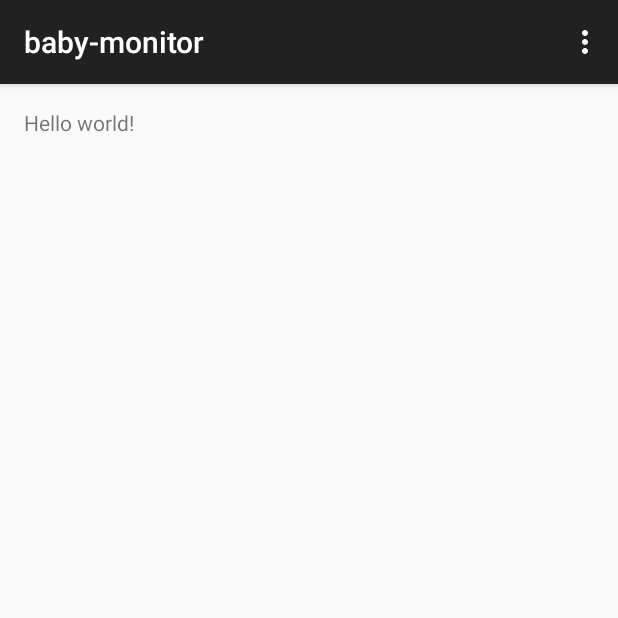
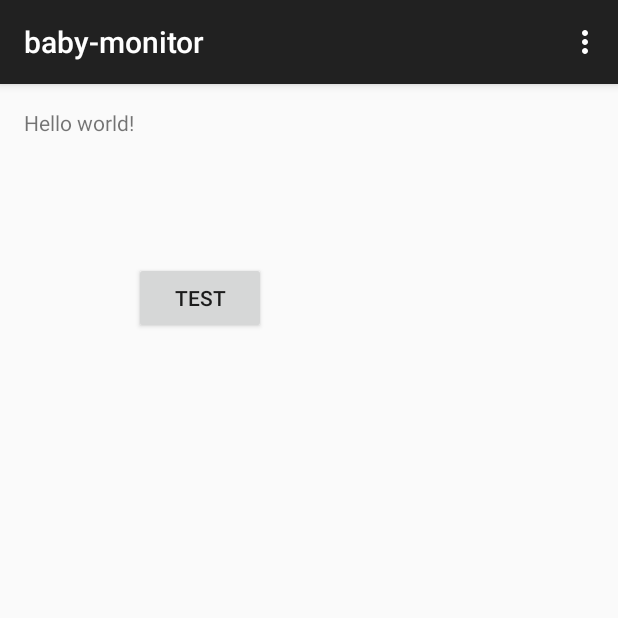
Before and after one commit to dtrailin/baby-monitor-android, an Android app: the screen it shows after launch (MainActivity), on a phone screen of 412 x 824 dp, the top half of it. Run offline under Robolectric (Android 15) with nearby library versions, the phone set to English and light mode, and no system bars; libraries missing offline, so code that uses them is left out: com.github.nkzawa.emitter, com.github.nkzawa.socketio; 3 statements that could not run were skipped.

Commit message:
test emit and partial implmenentation of test listener

```diff
--- a/app/src/main/java/com/example/mathew/baby_monitor/MainActivity.java
+++ b/app/src/main/java/com/example/mathew/baby_monitor/MainActivity.java
@@ -4,13 +4,59 @@ import android.support.v7.app.AppCompatActivity;
 import android.os.Bundle;
 import android.view.Menu;
 import android.view.MenuItem;
+import android.view.View;
+import android.widget.Button;
+
+import com.github.nkzawa.emitter.Emitter;
+import com.github.nkzawa.socketio.client.IO;
+import com.github.nkzawa.socketio.client.Socket;
+
+import java.net.URISyntaxException;
+
+
 
 public class MainActivity extends AppCompatActivity {
+
+    private Emitter.Listener onCry = new Emitter.Listener() {
+        @Override
+        public void call(final Object.. args) {
+            getActivity().runOnUiThread(new Runnable() {
+                @Override
+                public void run() {
+
+                }
+            });
+        }
+    };
+
+    private Socket mSocket;
+    {
+        try {
+            mSocket = IO.socket("http://baby-monitor.azurewebsites.net:7777");
+        } catch (URISyntaxException e) {}
+    }
 
     @Override
     protected void onCreate(Bundle savedInstanceState) {
         super.onCreate(savedInstanceState);
         setContentView(R.layout.activity_main);
+
+//        socket stuff
+
+        mSocket.connect();
+        mSocket.emit("cry","this is a test");
+
+
+        Button button = (Button) findViewById(R.id.button);
+
+        button.setOnClickListener(new View.OnClickListener() {
+            @Override
+            public void onClick(View v) {
+                System.out.println("button pressed");
+                mSocket.emit("cry","mat pressed a button!!");
+            }
+        });
+
     }
 
     @Override
--- a/app/src/main/res/layout/activity_main.xml
+++ b/app/src/main/res/layout/activity_main.xml
@@ -6,6 +6,16 @@
     android:paddingBottom="@dimen/activity_vertical_margin" tools:context=".MainActivity">
 
     <TextView android:text="@string/hello_world" android:layout_width="wrap_content"
-        android:layout_height="wrap_content" />
+        android:layout_height="wrap_content"
+        android:id="@+id/textView" />
+
+    <Button
+        android:layout_width="wrap_content"
+        android:layout_height="wrap_content"
+        android:text="test"
+        android:id="@+id/button"
+        android:layout_below="@+id/textView"
+        android:layout_toEndOf="@+id/textView"
+        android:layout_marginTop="83dp" />
 
 </RelativeLayout>
```
